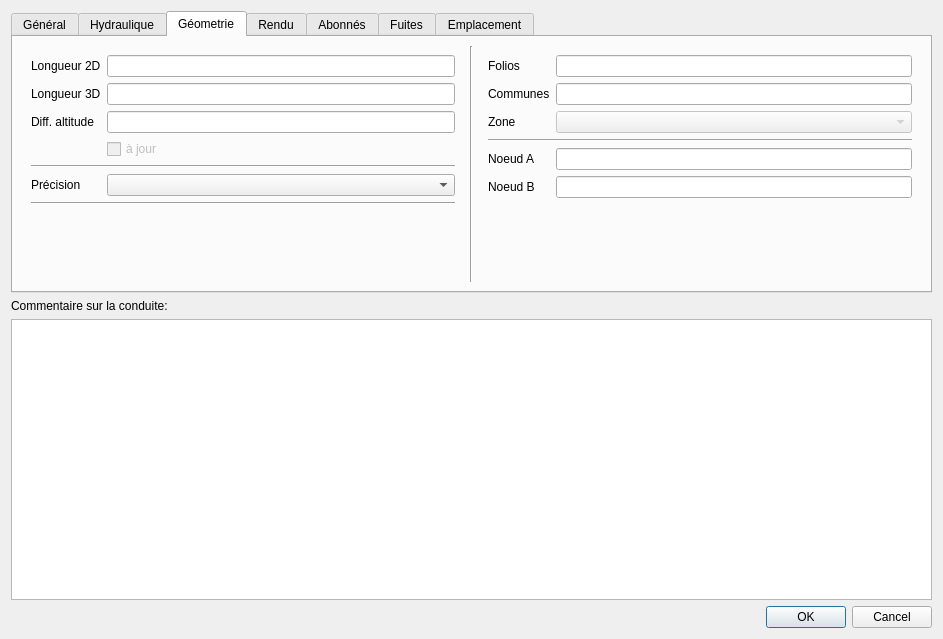
The window that qgis-project/ui_forms/pipe.ui (qwat/QWAT) describes before a commit, drawn with Qt 5.
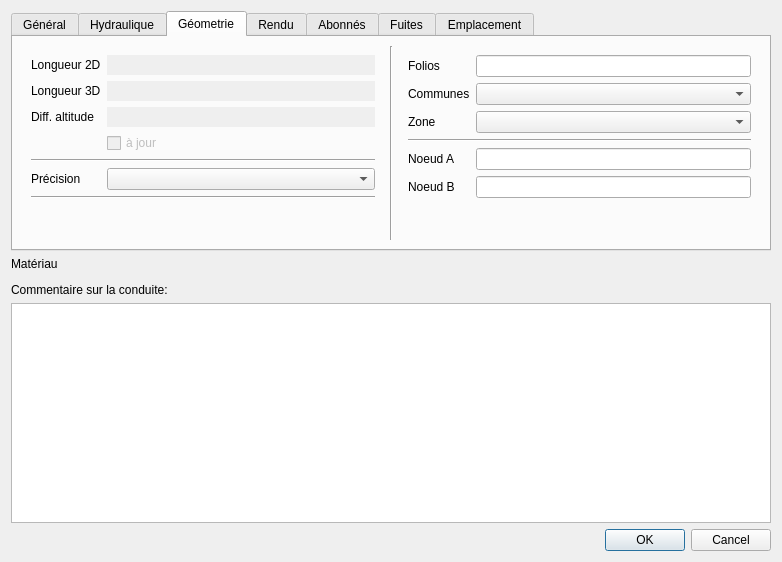
The same window after the commit. The open tabs and pages were chosen to show the change. Custom widgets are drawn as their Qt base class.

```diff
--- a/qgis-project/ui_forms/pipe.ui
+++ b/qgis-project/ui_forms/pipe.ui
@@ -6,25 +6,22 @@
    <rect>
     <x>0</x>
     <y>0</y>
-    <width>943</width>
-    <height>639</height>
+    <width>782</width>
+    <height>562</height>
    </rect>
   </property>
   <property name="windowTitle">
    <string>Conduites</string>
   </property>
   <layout class="QGridLayout" name="gridLayout_3">
-   <item row="11" column="0">
-    <widget class="QPlainTextEdit" name="remark">
-     <property name="toolTip">
-      <string>&lt;html&gt;&lt;head/&gt;&lt;body&gt;&lt;p&gt;Commentaire général sur la conduite&lt;/p&gt;&lt;/body&gt;&lt;/html&gt;</string>
-     </property>
-     <property name="autoFillBackground">
-      <bool>false</bool>
+   <item row="1" column="0">
+    <widget class="QLabel" name="label_3">
+     <property name="text">
+      <string>Matériau</string>
      </property>
     </widget>
    </item>
-   <item row="12" column="0">
+   <item row="14" column="0">
     <widget class="QDialogButtonBox" name="buttonBox">
      <property name="orientation">
       <enum>Qt::Horizontal</enum>
@@ -34,6 +31,23 @@
      </property>
     </widget>
    </item>
+   <item row="13" column="0">
+    <widget class="QPlainTextEdit" name="remark">
+     <property name="toolTip">
+      <string>&lt;html&gt;&lt;head/&gt;&lt;body&gt;&lt;p&gt;Commentaire général sur la conduite&lt;/p&gt;&lt;/body&gt;&lt;/html&gt;</string>
+     </property>
+     <property name="autoFillBackground">
+      <bool>false</bool>
+     </property>
+    </widget>
+   </item>
+   <item row="2" column="0">
+    <widget class="QgsRelationReferenceWidget" name="fk_material">
+     <property name="toolTip">
+      <string>&lt;html&gt;&lt;head/&gt;&lt;body&gt;&lt;p&gt;Matériau de la conduite (&lt;span style=&quot; font-weight:600;&quot;&gt;obligatoire&lt;/span&gt;)&lt;/p&gt;&lt;p&gt;pré- filtre possibles par type de matériaux et diamètre.&lt;/p&gt;&lt;/body&gt;&lt;/html&gt;</string>
+     </property>
+    </widget>
+   </item>
    <item row="0" column="0">
     <widget class="QTabWidget" name="tabWidget">
      <property name="currentIndex">
@@ -192,20 +206,6 @@
             </property>
            </widget>
           </item>
-          <item row="2" column="0">
-           <widget class="QLabel" name="label_3">
-            <property name="text">
-             <string>Matériau</string>
-            </property>
-           </widget>
-          </item>
-          <item row="2" column="1">
-           <widget class="QgsRelationReferenceWidget" name="fk_material">
-            <property name="toolTip">
-             <string>&lt;html&gt;&lt;head/&gt;&lt;body&gt;&lt;p&gt;Matériau de la conduite (&lt;span style=&quot; font-weight:600;&quot;&gt;obligatoire&lt;/span&gt;)&lt;/p&gt;&lt;p&gt;pré- filtre possibles par type de matériaux et diamètre.&lt;/p&gt;&lt;/body&gt;&lt;/html&gt;</string>
-            </property>
-           </widget>
-          </item>
           <item row="3" column="0">
            <widget class="QLabel" name="label_19">
             <property name="text">
@@ -394,16 +394,6 @@
             </property>
            </widget>
           </item>
-          <item row="1" column="1">
-           <widget class="QLineEdit" name="fk_district">
-            <property name="enabled">
-             <bool>true</bool>
-            </property>
-            <property name="readOnly">
-             <bool>true</bool>
-            </property>
-           </widget>
-          </item>
           <item row="2" column="0">
            <widget class="QLabel" name="label_17">
             <property name="text">
@@ -414,7 +404,7 @@
           <item row="2" column="1">
            <widget class="QComboBox" name="fk_pressurezone">
             <property name="enabled">
-             <bool>false</bool>
+             <bool>true</bool>
             </property>
            </widget>
           </item>
@@ -459,6 +449,9 @@
             </property>
            </widget>
           </item>
+          <item row="1" column="1">
+           <widget class="QComboBox" name="fk_district"/>
+          </item>
          </layout>
         </widget>
        </item>
@@ -485,7 +478,10 @@
           <item row="0" column="1">
            <widget class="QLineEdit" name="_length2d">
             <property name="enabled">
-             <bool>true</bool>
+             <bool>false</bool>
+            </property>
+            <property name="frame">
+             <bool>false</bool>
             </property>
             <property name="readOnly">
              <bool>true</bool>
@@ -502,7 +498,10 @@
           <item row="1" column="1">
            <widget class="QLineEdit" name="_length3d">
             <property name="enabled">
-             <bool>true</bool>
+             <bool>false</bool>
+            </property>
+            <property name="frame">
+             <bool>false</bool>
             </property>
             <property name="readOnly">
              <bool>true</bool>
@@ -552,6 +551,12 @@
           </item>
           <item row="2" column="1">
            <widget class="QLineEdit" name="_diff_elevation">
+            <property name="enabled">
+             <bool>false</bool>
+            </property>
+            <property name="frame">
+             <bool>false</bool>
+            </property>
             <property name="readOnly">
              <bool>true</bool>
             </property>
@@ -777,7 +782,7 @@
      </widget>
     </widget>
    </item>
-   <item row="1" column="0">
+   <item row="3" column="0">
     <widget class="QLabel" name="label_28">
      <property name="text">
       <string>Commentaire sur la conduite:</string>
```
Left out of the diff: 16 changed lines with no effect on the pictures.
